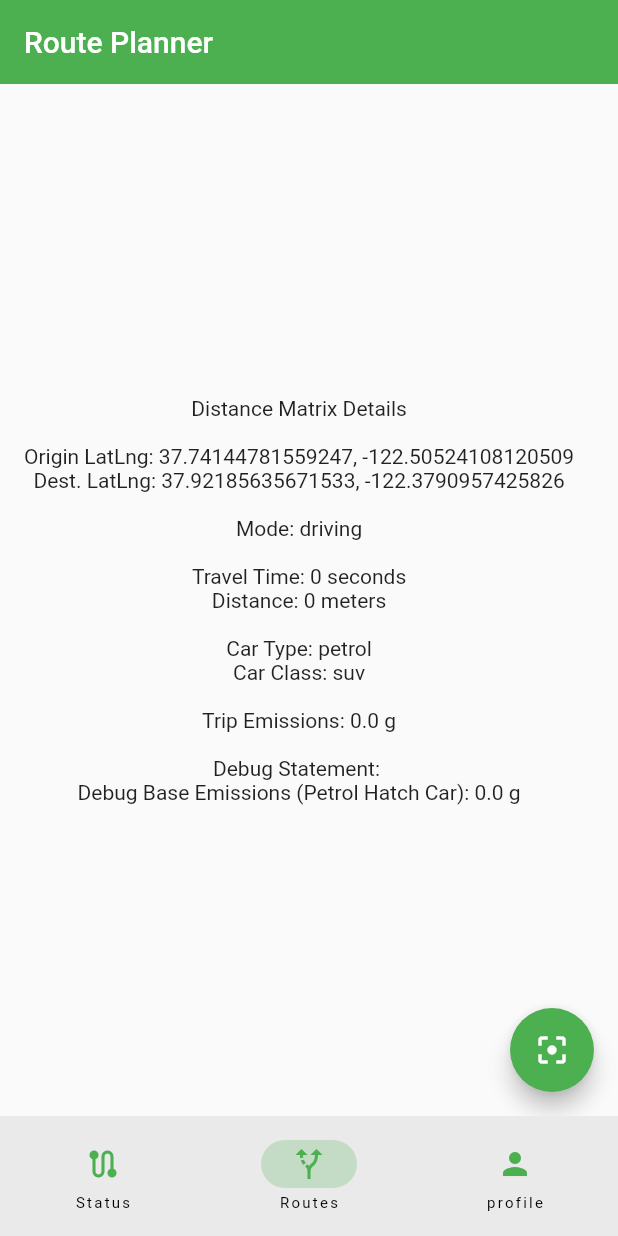
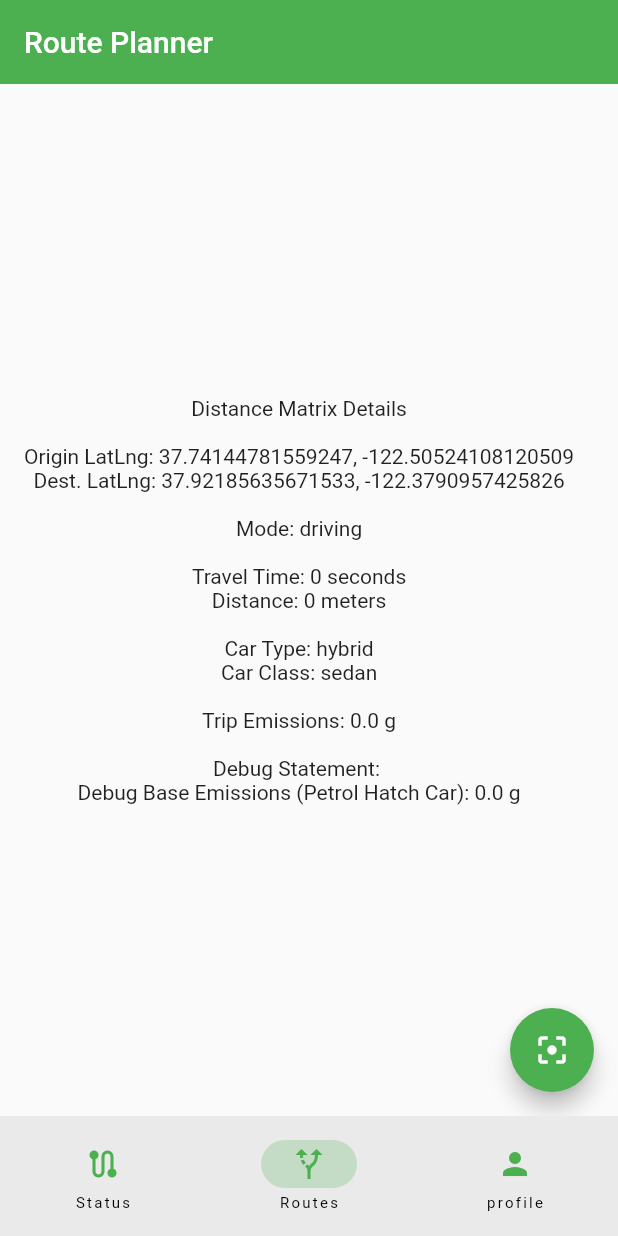
Before and after one commit to Arjdroid/greenifytransit, a Flutter app: the screen it shows after launch, item 2 of the bottom bar chosen, on a phone screen of 412 x 824 dp. Run offline on Flutter 3.47's test engine with Material 2 defaults, Android fonts, the phone set to English and light mode, and no system bars; our stand-ins replace syncfusion_flutter_charts.

Commit message:
Some test cases for audit

```diff
--- a/lib/routes_planner.dart
+++ b/lib/routes_planner.dart
@@ -33,11 +33,11 @@ class _RoutesPlannerState extends State<RoutesPlanner> {
   // hybrids emit only 60% emissions of avg.car
   // evs emit 0 emissions
   // Source: https://www.lightfoot.co.uk/news/2017/10/04/how-much-co2-does-a-car-emit-per-year/
-  String cTyp = 'petrol';
+  String cTyp = 'hybrid';
   //List carTypes = ['suv', 'sedan', 'hatch']
   // SUV emits 14% more than hatch, Sedan emits 5% more
   // Source: https://www.theguardian.com/us-news/2020/sep/01/suv-conquered-america-climate-change-emissions
-  String cCls = 'suv';
+  String cCls = 'sedan';
   // Base Emissions (Assuming petrol hatchback car)
   double baseEmissions = 0;
   // Carbon Emissions (in grams)
@@ -186,7 +186,7 @@ class _RoutesPlannerState extends State<RoutesPlanner> {
         });
       } // Done with all Hybrid Cases
     } // End of IF DRIVING
-  }
+  } // I'm sorry to whoever has to review & read this, primarily myself
 
   @override
   Widget build(BuildContext context) {
```
